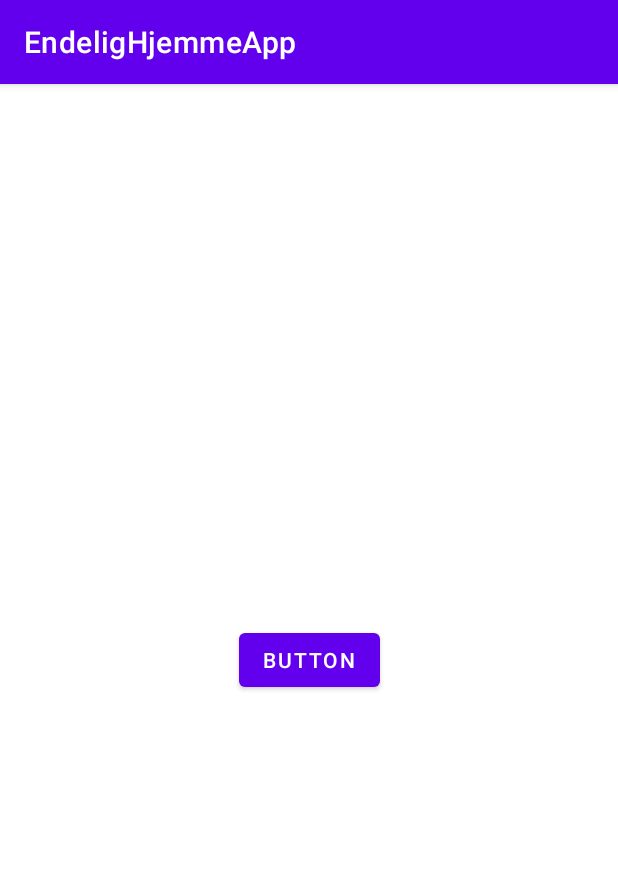
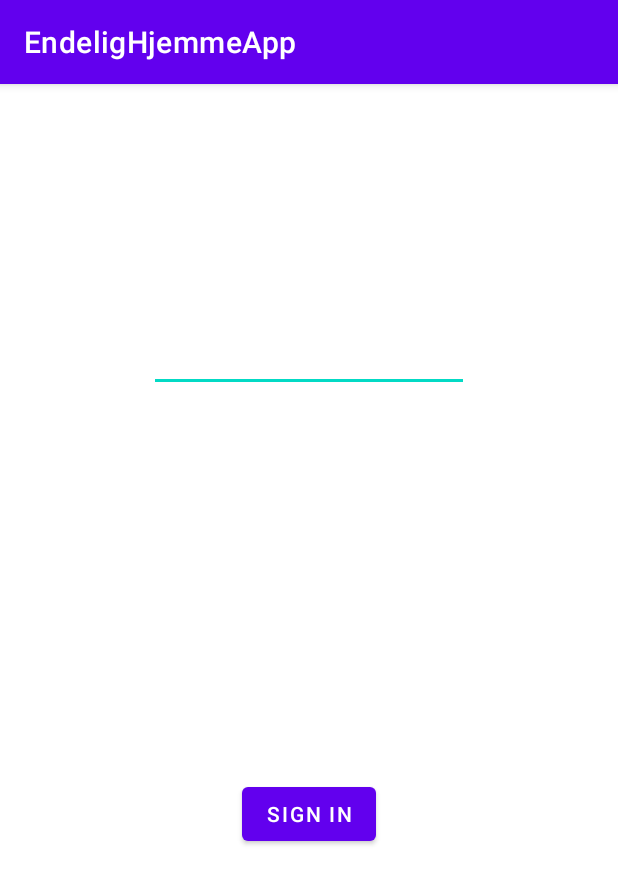
Before and after one commit to kbjerringfelt/EndeligHjemmeApp, an Android app: the screen it shows after launch (LogInActivity), on a phone screen of 412 x 824 dp. Shown: the top 884 px of the screen. Run offline under Robolectric (Android 15) with nearby library versions, the phone set to English and light mode, and no system bars; our stand-ins replace Firebase (no records; nobody signed in at launch, a user with empty details on screens opened directly), Room's generated code; 1 statement that could not run was skipped.

Commit message:
login works

```diff
--- a/app/src/main/java/dk/au/au339038/bachelorprojekt/endelighjemmeapp/Activities/LogInActivity.java
+++ b/app/src/main/java/dk/au/au339038/bachelorprojekt/endelighjemmeapp/Activities/LogInActivity.java
@@ -1,16 +1,25 @@
 package dk.au.au339038.bachelorprojekt.endelighjemmeapp.Activities;
 
+import androidx.activity.result.ActivityResult;
+import androidx.activity.result.ActivityResultCallback;
+import androidx.activity.result.ActivityResultLauncher;
+import androidx.activity.result.contract.ActivityResultContracts;
 import androidx.appcompat.app.AppCompatActivity;
 import androidx.lifecycle.LiveData;
 import androidx.lifecycle.Observer;
 import androidx.lifecycle.ViewModelProvider;
 
+import android.content.Intent;
 import android.os.Bundle;
+import android.view.View;
 import android.widget.Button;
+import android.widget.EditText;
+import android.widget.Toast;
 
 import java.util.List;
 
 import dk.au.au339038.bachelorprojekt.endelighjemmeapp.DTO.Pin;
+import dk.au.au339038.bachelorprojekt.endelighjemmeapp.FHApplication;
 import dk.au.au339038.bachelorprojekt.endelighjemmeapp.R;
 import dk.au.au339038.bachelorprojekt.endelighjemmeapp.ViewModels.LogInViewModel;
 
@@ -20,6 +29,7 @@ public class LogInActivity extends AppCompatActivity {
     private LiveData<Pin> pin;
     private int _pin;
     private Button logInButton;
+    private EditText pinText;
 
 
 
@@ -29,6 +39,7 @@ public class LogInActivity extends AppCompatActivity {
         setContentView(R.layout.activity_log_in);
 
         logInButton = findViewById(R.id.logInBtn);
+        pinText = findViewById(R.id.pinText);
 
         lvm = new ViewModelProvider(this).get(LogInViewModel.class);
 
@@ -41,6 +52,52 @@ public class LogInActivity extends AppCompatActivity {
             }
         });
 
+        logInButton.setOnClickListener(new View.OnClickListener() {
+            @Override
+            public void onClick(View v) {
+                int pin = Integer.parseInt(pinText.getText().toString());
+                int i = validatePin(pin);
+                if(i == 1){
+                    goToMain();
+                }
+                if(i == 0){
+                    Toast.makeText(FHApplication.getAppContext(), R.string.wrong_pin, Toast.LENGTH_SHORT).show();
+
+                }
+            }
+        });
+
+
+    }
+
+    private void goToMain() {
+        Intent i = new Intent(this, MainActivity.class);
+        // Bundle b = new Bundle();
+        // b.putSerializable("Title", title);
+        // i.putExtras(b);
+        launcher.launch(i);
+    }
+    //Also from Test12 demo
+    ActivityResultLauncher<Intent> launcher = registerForActivityResult(
+            new ActivityResultContracts.StartActivityForResult(),
+            new ActivityResultCallback<ActivityResult>() {
+                @Override
+                public void onActivityResult(ActivityResult result) {
+                    if (result.getResultCode() == RESULT_OK) {
+                        //                      Intent data = result.getData();
+                        //                    movielist = lvm.getMovies();
+                        //                  movieAdapter.updateMovieList(movielist.getValue());
+                    }
+                }
+            });
+
+    private int validatePin(int pin) {
+        if(pin == _pin){
+            return 1;
+        }
+        else {
+            return 0;
+        }
     }
 
     private void loadTestPin(Pin p){
--- a/app/src/main/res/layout/activity_log_in.xml
+++ b/app/src/main/res/layout/activity_log_in.xml
@@ -10,9 +10,31 @@
         android:id="@+id/logInBtn"
         android:layout_width="wrap_content"
         android:layout_height="wrap_content"
-        android:text="Button"
+        android:layout_marginStart="16dp"
+        android:layout_marginLeft="16dp"
+        android:layout_marginTop="16dp"
+        android:layout_marginEnd="16dp"
+        android:layout_marginRight="16dp"
+        android:layout_marginBottom="16dp"
+        android:text="@string/login_btn"
         app:layout_constraintBottom_toBottomOf="parent"
         app:layout_constraintEnd_toEndOf="parent"
         app:layout_constraintStart_toStartOf="parent"
+        app:layout_constraintTop_toBottomOf="@+id/pinText" />
+
+    <EditText
+        android:id="@+id/pinText"
+        android:layout_width="wrap_content"
+        android:layout_height="wrap_content"
+        android:layout_marginStart="16dp"
+        android:layout_marginLeft="16dp"
+        android:layout_marginTop="160dp"
+        android:layout_marginEnd="16dp"
+        android:layout_marginRight="16dp"
+        android:ems="10"
+        android:inputType="numberPassword"
+        app:layout_constraintEnd_toEndOf="parent"
+        app:layout_constraintStart_toStartOf="parent"
         app:layout_constraintTop_toTopOf="parent" />
+
 </androidx.constraintlayout.widget.ConstraintLayout>
--- a/app/src/main/res/values/strings.xml
+++ b/app/src/main/res/values/strings.xml
@@ -9,4 +9,6 @@
     <string name="backBtn">Back</string>
     <string name="descriptionTxt">Short description:</string>
     <string name="link_txt">Link:</string>
+    <string name="login_btn">Sign in</string>
+    <string name="wrong_pin">Wrong pin, try again.</string>
 </resources>
```
